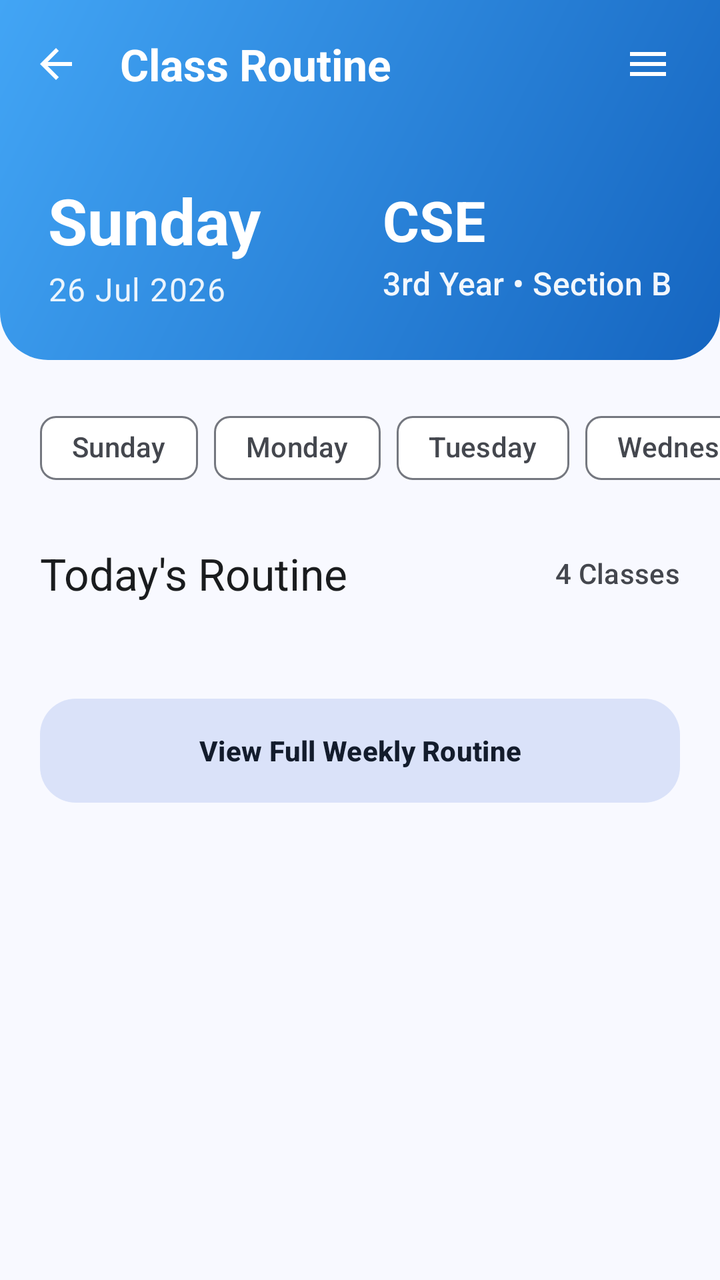
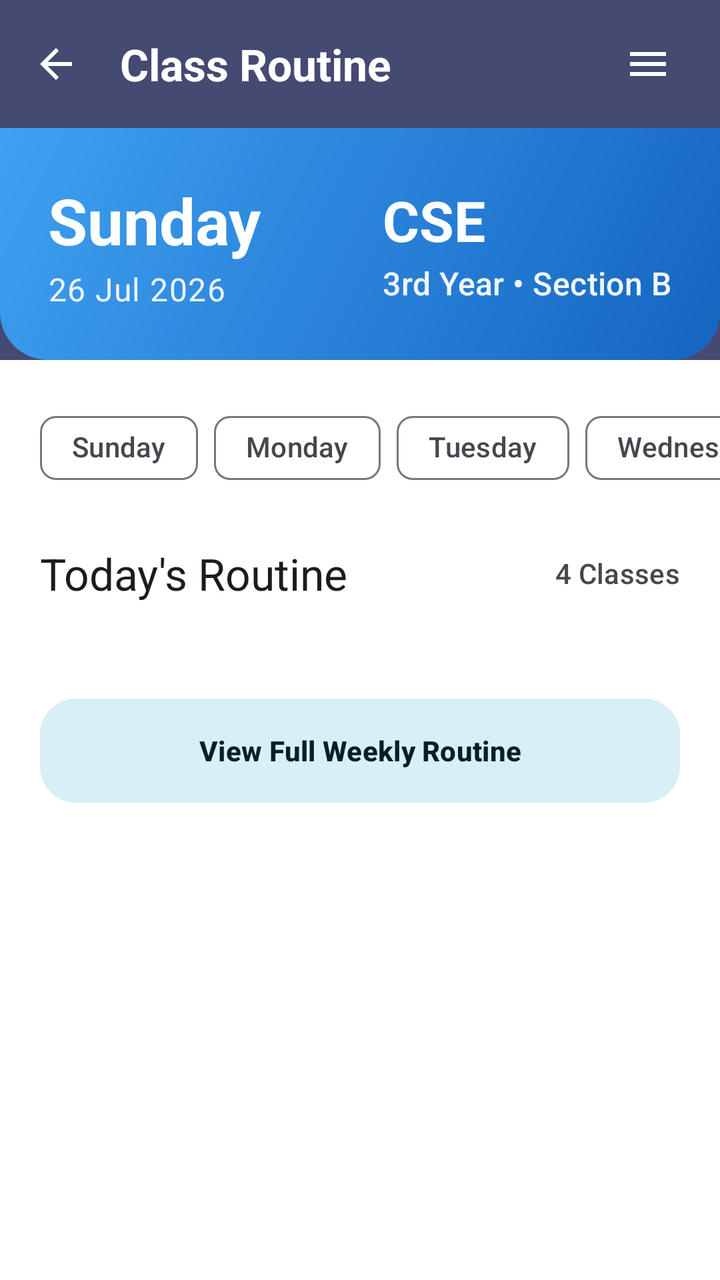

Two renders of the same Android screen: before a commit and after it. Below are the layout's source before the change and the commit's diff.
<!-- AndroidManifest.xml: application theme Theme.MyDUET -->
<!-- res/layout/activity_routine_home.xml -->
<?xml version="1.0" encoding="utf-8"?>
<androidx.coordinatorlayout.widget.CoordinatorLayout xmlns:android="http://schemas.android.com/apk/res/android"
    xmlns:app="http://schemas.android.com/apk/res-auto"
    xmlns:tools="http://schemas.android.com/tools"
    android:layout_width="match_parent"
    android:layout_height="match_parent"
    android:background="?android:attr/windowBackground">

    <com.google.android.material.appbar.AppBarLayout
        android:id="@+id/appBarLayout"
        android:layout_width="match_parent"
        android:layout_height="wrap_content"
        android:background="@android:color/transparent">

        <com.google.android.material.appbar.CollapsingToolbarLayout
            android:layout_width="match_parent"
            android:layout_height="wrap_content"
            app:layout_scrollFlags="scroll|exitUntilCollapsed">

            <LinearLayout
                android:layout_width="match_parent"
                android:layout_height="180dp"
                android:background="@drawable/bg_routine_gradient"
                android:orientation="vertical">

                <com.google.android.material.appbar.MaterialToolbar
                    android:id="@+id/toolbar"
                    android:layout_width="match_parent"
                    android:layout_height="?attr/actionBarSize"
                    app:navigationIcon="@drawable/ic_back"
                    app:navigationIconTint="@color/white"
                    app:title="Class Routine"
                    app:titleTextColor="@color/white">

                    <androidx.appcompat.widget.AppCompatImageButton
                        android:id="@+id/btnChangeProfile"
                        android:layout_width="48dp"
                        android:layout_height="48dp"
                        android:layout_gravity="end"
                        android:layout_marginEnd="12dp"
                        android:background="?attr/selectableItemBackgroundBorderless"
                        android:padding="12dp"
                        android:src="@drawable/ic_menu"
                        app:tint="@color/white" />
                </com.google.android.material.appbar.MaterialToolbar>

                <RelativeLayout
                    android:layout_width="match_parent"
                    android:layout_height="match_parent"
                    android:paddingHorizontal="24dp"
                    android:paddingBottom="24dp">

                    
                    <LinearLayout
                        android:id="@+id/layoutLeftHeader"
                        android:layout_width="wrap_content"
                        android:layout_height="wrap_content"
                        android:layout_alignParentStart="true"
                        android:layout_centerVertical="true"
                        android:orientation="vertical">

                        <TextView
                            android:id="@+id/tvCurrentDay"
                            style="@style/TextAppearance.Material3.HeadlineLarge"
                            android:layout_width="wrap_content"
                            android:layout_height="wrap_content"
                            android:fontFamily="sans-serif-black"
                            android:text="Sunday"
                            android:textColor="@color/white"
                            android:textStyle="bold" />

                        <TextView
                            android:id="@+id/tvCurrentDate"
                            style="@style/TextAppearance.Material3.BodyLarge"
                            android:layout_width="wrap_content"
                            android:layout_height="wrap_content"
                            android:layout_marginTop="2dp"
                            android:fontFamily="sans-serif"
                            android:text="26 Jul 2026"
                            android:textColor="#E6FFFFFF" />
                    </LinearLayout>

                    
                    <LinearLayout
                        android:id="@+id/layoutRightHeader"
                        android:layout_width="wrap_content"
                        android:layout_height="wrap_content"
                        android:layout_alignParentEnd="true"
                        android:layout_centerVertical="true"
                        android:gravity="start"
                        android:orientation="vertical">

                        <TextView
                            android:id="@+id/tvHeaderDept"
                            style="@style/TextAppearance.Material3.HeadlineMedium"
                            android:layout_width="wrap_content"
                            android:layout_height="wrap_content"
                            android:fontFamily="sans-serif-black"
                            android:text="CSE"
                            android:textColor="@color/white"
                            android:textStyle="bold" />

                        <TextView
                            android:id="@+id/tvHeaderYearSection"
                            style="@style/TextAppearance.Material3.TitleMedium"
                            android:layout_width="wrap_content"
                            android:layout_height="wrap_content"
                            android:layout_marginTop="2dp"
                            android:fontFamily="sans-serif-medium"
                            android:text="3rd Year • Section B"
                            android:textColor="#F0FFFFFF" />
                    </LinearLayout>
                </RelativeLayout>
            </LinearLayout>
        </com.google.android.material.appbar.CollapsingToolbarLayout>
    </com.google.android.material.appbar.AppBarLayout>

    <androidx.core.widget.NestedScrollView
        android:layout_width="match_parent"
        android:layout_height="match_parent"
        android:clipToPadding="false"
        app:layout_behavior="@string/appbar_scrolling_view_behavior">

        <LinearLayout
            android:layout_width="match_parent"
            android:layout_height="wrap_content"
            android:orientation="vertical"
            android:paddingBottom="40dp">

            
            <HorizontalScrollView
                android:layout_width="match_parent"
                android:layout_height="wrap_content"
                android:layout_marginTop="20dp"
                android:scrollbars="none">

                <com.google.android.material.chip.ChipGroup
                    android:id="@+id/chipGroupDays"
                    android:layout_width="wrap_content"
                    android:layout_height="wrap_content"
                    android:paddingHorizontal="20dp"
                    app:selectionRequired="true"
                    app:singleSelection="true">

                    <com.google.android.material.chip.Chip
                        android:id="@+id/chipSunday"
                        style="@style/Widget.Material3.Chip.Filter"
                        android:layout_width="wrap_content"
                        android:layout_height="wrap_content"
                        android:text="Sunday" />

                    <com.google.android.material.chip.Chip
                        android:id="@+id/chipMonday"
                        style="@style/Widget.Material3.Chip.Filter"
                        android:layout_width="wrap_content"
                        android:layout_height="wrap_content"
                        android:text="Monday" />

                    <com.google.android.material.chip.Chip
                        android:id="@+id/chipTuesday"
                        style="@style/Widget.Material3.Chip.Filter"
                        android:layout_width="wrap_content"
                        android:layout_height="wrap_content"
                        android:text="Tuesday" />

                    <com.google.android.material.chip.Chip
                        android:id="@+id/chipWednesday"
                        style="@style/Widget.Material3.Chip.Filter"
                        android:layout_width="wrap_content"
                        android:layout_height="wrap_content"
                        android:text="Wednesday" />

                    <com.google.android.material.chip.Chip
                        android:id="@+id/chipThursday"
                        style="@style/Widget.Material3.Chip.Filter"
                        android:layout_width="wrap_content"
                        android:layout_height="wrap_content"
                        android:text="Thursday" />

                </com.google.android.material.chip.ChipGroup>
            </HorizontalScrollView>

            <LinearLayout
                android:layout_width="match_parent"
                android:layout_height="wrap_content"
                android:layout_marginHorizontal="20dp"
                android:layout_marginTop="24dp"
                android:gravity="center_vertical"
                android:orientation="horizontal">

                <TextView
                    android:id="@+id/tvTodayHeader"
                    style="@style/TextAppearance.Material3.TitleLarge"
                    android:layout_width="0dp"
                    android:layout_height="wrap_content"
                    android:layout_weight="1"
                    android:fontFamily="sans-serif-black"
                    android:text="Today's Routine"
                    android:textColor="?attr/colorOnSurface" />

                <TextView
                    android:id="@+id/tvClassCount"
                    style="@style/TextAppearance.Material3.LabelLarge"
                    android:layout_width="wrap_content"
                    android:layout_height="wrap_content"
                    android:text="4 Classes"
                    android:textColor="?attr/colorOnSurfaceVariant" />
            </LinearLayout>

            <androidx.recyclerview.widget.RecyclerView
                android:id="@+id/rvTodayRoutine"
                android:layout_width="match_parent"
                android:layout_height="wrap_content"
                android:layout_marginTop="12dp"
                android:clipToPadding="false"
                android:nestedScrollingEnabled="false"
                android:paddingBottom="16dp" />

            
            <LinearLayout
                android:id="@+id/layoutEmptyState"
                android:layout_width="match_parent"
                android:layout_height="wrap_content"
                android:gravity="center"
                android:orientation="vertical"
                android:padding="60dp"
                android:visibility="gone">

                <TextView
                    android:layout_width="wrap_content"
                    android:layout_height="wrap_content"
                    android:text="🎉"
                    android:textSize="56sp" />

                <TextView
                    style="@style/TextAppearance.Material3.HeadlineSmall"
                    android:layout_width="wrap_content"
                    android:layout_height="wrap_content"
                    android:layout_marginTop="20dp"
                    android:fontFamily="sans-serif-black"
                    android:text="No Classes Today"
                    android:textColor="?attr/colorOnSurface" />

                <TextView
                    style="@style/TextAppearance.Material3.BodyLarge"
                    android:layout_width="wrap_content"
                    android:layout_height="wrap_content"
                    android:layout_marginTop="8dp"
                    android:text="Enjoy your day!"
                    android:textColor="?attr/colorOnSurfaceVariant" />
            </LinearLayout>

            <com.google.android.material.button.MaterialButton
                android:id="@+id/btnViewWeekly"
                style="@style/Widget.Material3.Button.TonalButton"
                android:layout_width="match_parent"
                android:layout_height="60dp"
                android:layout_marginHorizontal="20dp"
                android:layout_marginTop="16dp"
                android:layout_marginBottom="32dp"
                android:text="View Full Weekly Routine"
                android:textAllCaps="false"
                android:textStyle="bold"
                app:cornerRadius="18dp" />

        </LinearLayout>
    </androidx.core.widget.NestedScrollView>

</androidx.coordinatorlayout.widget.CoordinatorLayout>
<!-- resources referenced by this layout -->
<resources>
  <color name="white">#FFFFFF</color>
  <!-- drawable ic_menu (drawable) -->
  <vector xmlns:android="http://schemas.android.com/apk/res/android"
      android:width="24dp"
      android:height="24dp"
      android:viewportWidth="24"
      android:viewportHeight="24">
      <path
          android:fillColor="#000000"
          android:pathData="M3,6H21V8H3V6M3,11H21V13H3V11M3,16H21V18H3V16Z" />
  </vector>
  <style name="Theme.MyDUET" parent="Base.Theme.MyDUET">
          <item name="android:windowAnimationStyle">@style/ActivityAnimation</item>
      </style>
  <style name="Base.Theme.MyDUET" parent="Theme.Material3.DayNight.NoActionBar">
          
          <item name="colorPrimary">@color/md_theme_light_primary</item>
          <item name="colorOnPrimary">@color/md_theme_light_onPrimary</item>
          <item name="colorPrimaryContainer">@color/md_theme_light_primaryContainer</item>
          <item name="colorOnPrimaryContainer">@color/md_theme_light_onPrimaryContainer</item>
  
          <item name="colorSecondary">@color/md_theme_light_secondary</item>
          <item name="colorOnSecondary">@color/md_theme_light_onSecondary</item>
          <item name="colorSecondaryContainer">@color/md_theme_light_secondaryContainer</item>
          <item name="colorOnSecondaryContainer">@color/md_theme_light_onSecondaryContainer</item>
  
          <item name="android:windowBackground">@color/md_theme_light_background</item>
          <item name="colorSurface">@color/md_theme_light_surface</item>
          <item name="colorOnSurface">@color/md_theme_light_onSurface</item>
          <item name="colorSurfaceVariant">@color/md_theme_light_surfaceVariant</item>
          <item name="colorOnSurfaceVariant">@color/md_theme_light_onSurfaceVariant</item>
          <item name="colorOutline">@color/md_theme_light_outline</item>
  
          
          <item name="android:statusBarColor">@color/md_theme_light_background</item>
          <item name="android:windowLightStatusBar">true</item>
  
          
          <item name="textAppearanceHeadlineLarge">@style/TextAppearance.MyDUET.HeadlineLarge</item>
          <item name="textAppearanceTitleLarge">@style/TextAppearance.MyDUET.TitleLarge</item>
          <item name="textAppearanceBodyLarge">@style/TextAppearance.MyDUET.BodyLarge</item>
      </style>
  <color name="md_theme_light_primary">#005FB0</color>
  <color name="md_theme_light_onPrimary">#FFFFFF</color>
  <color name="md_theme_light_primaryContainer">#D5E3FF</color>
  <color name="md_theme_light_onPrimaryContainer">#001C3B</color>
  <color name="md_theme_light_secondary">#565E71</color>
  <color name="md_theme_light_onSecondary">#FFFFFF</color>
  <color name="md_theme_light_secondaryContainer">#DAE2F9</color>
  <color name="md_theme_light_onSecondaryContainer">#131C2C</color>
  <color name="md_theme_light_background">#F8F9FF</color>
  <color name="md_theme_light_surface">#FFFFFF</color>
  <color name="md_theme_light_onSurface">#1A1C1E</color>
  <color name="md_theme_light_surfaceVariant">#E0E2EC</color>
  <color name="md_theme_light_onSurfaceVariant">#44474E</color>
  <color name="md_theme_light_outline">#74777F</color>
  <style name="TextAppearance.MyDUET.HeadlineLarge" parent="TextAppearance.Material3.HeadlineLarge">
          <item name="android:textStyle">bold</item>
          <item name="android:textColor">?attr/colorOnSurface</item>
      </style>
  <style name="TextAppearance.MyDUET.TitleLarge" parent="TextAppearance.Material3.TitleLarge">
          <item name="android:textStyle">bold</item>
          <item name="android:textColor">?attr/colorOnSurface</item>
      </style>
  <style name="TextAppearance.MyDUET.BodyLarge" parent="TextAppearance.Material3.BodyLarge">
          <item name="android:textColor">?attr/colorOnSurfaceVariant</item>
      </style>
  <!-- unchanged entries left out for length: 3 -->
</resources>

<!-- the commit's change to res/layout/activity_routine_home.xml (unified diff, before → after) -->
@@ -10,7 +10,8 @@
         android:id="@+id/appBarLayout"
         android:layout_width="match_parent"
         android:layout_height="wrap_content"
-        android:background="@android:color/transparent">
+        android:background="?attr/colorPrimary"
+        app:elevation="4dp">
 
         <com.google.android.material.appbar.CollapsingToolbarLayout
             android:layout_width="match_parent"
@@ -24,13 +25,14 @@
                 android:orientation="vertical">
 
                 <com.google.android.material.appbar.MaterialToolbar
+            android:background="?attr/colorPrimary"
                     android:id="@+id/toolbar"
                     android:layout_width="match_parent"
                     android:layout_height="?attr/actionBarSize"
                     app:navigationIcon="@drawable/ic_back"
-                    app:navigationIconTint="@color/white"
+                    app:navigationIconTint="?attr/colorOnPrimary"
                     app:title="Class Routine"
-                    app:titleTextColor="@color/white">
+                    app:titleTextColor="?attr/colorOnPrimary">
 
                     <androidx.appcompat.widget.AppCompatImageButton
                         android:id="@+id/btnChangeProfile"
<!-- resource entries referenced after the edit -->
@@ -34,26 +34,26 @@
           <item name="colorOutline">@color/md_theme_light_outline</item>
   
           
-          <item name="android:statusBarColor">@color/md_theme_light_background</item>
-          <item name="android:windowLightStatusBar">true</item>
+          <item name="android:statusBarColor">?attr/colorPrimary</item>
+          <item name="android:windowLightStatusBar">false</item>
   
           
           <item name="textAppearanceHeadlineLarge">@style/TextAppearance.MyDUET.HeadlineLarge</item>
           <item name="textAppearanceTitleLarge">@style/TextAppearance.MyDUET.TitleLarge</item>
           <item name="textAppearanceBodyLarge">@style/TextAppearance.MyDUET.BodyLarge</item>
       </style>
-  <color name="md_theme_light_primary">#005FB0</color>
+  <color name="md_theme_light_primary">#444A72</color>
   <color name="md_theme_light_onPrimary">#FFFFFF</color>
-  <color name="md_theme_light_primaryContainer">#D5E3FF</color>
-  <color name="md_theme_light_onPrimaryContainer">#001C3B</color>
-  <color name="md_theme_light_secondary">#565E71</color>
+  <color name="md_theme_light_primaryContainer">#DCE0EE</color>
+  <color name="md_theme_light_onPrimaryContainer">#14182B</color>
+  <color name="md_theme_light_secondary">#088BB3</color>
   <color name="md_theme_light_onSecondary">#FFFFFF</color>
-  <color name="md_theme_light_secondaryContainer">#DAE2F9</color>
-  <color name="md_theme_light_onSecondaryContainer">#131C2C</color>
-  <color name="md_theme_light_background">#F8F9FF</color>
+  <color name="md_theme_light_secondaryContainer">#D7EFF7</color>
+  <color name="md_theme_light_onSecondaryContainer">#00202C</color>
+  <color name="md_theme_light_background">#FFFFFF</color>
   <color name="md_theme_light_surface">#FFFFFF</color>
   <color name="md_theme_light_onSurface">#1A1C1E</color>
-  <color name="md_theme_light_surfaceVariant">#E0E2EC</color>
+  <color name="md_theme_light_surfaceVariant">#E2E4EE</color>
   <color name="md_theme_light_onSurfaceVariant">#44474E</color>
   <color name="md_theme_light_outline">#74777F</color>
   <style name="TextAppearance.MyDUET.HeadlineLarge" parent="TextAppearance.Material3.HeadlineLarge">
